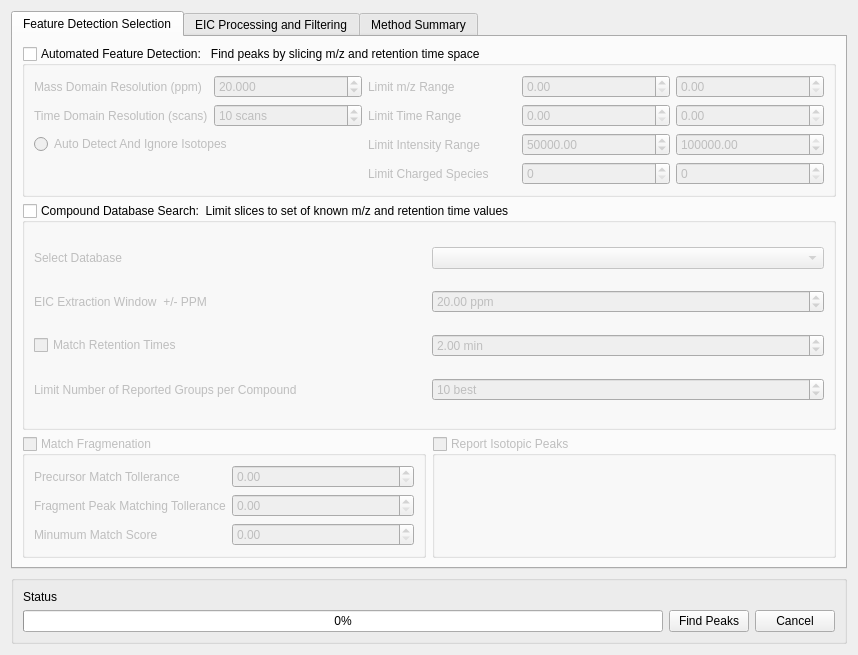
Old version of the form mzroll/forms/peakdetectiondialog.ui in the repository ElucidataInc/ElMaven.
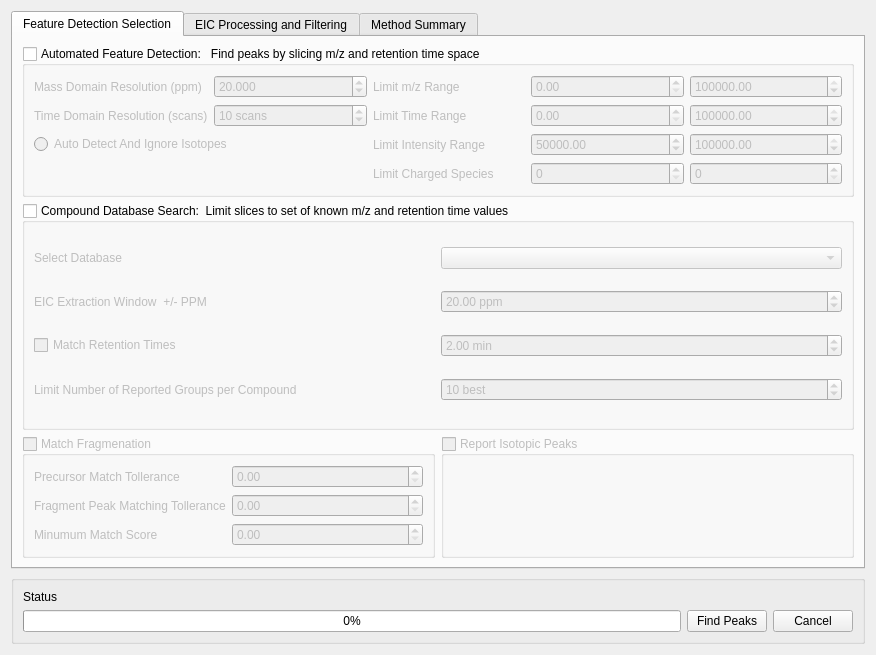
New version of the form. The open tabs and pages were chosen to show the change.

Patch:
```diff
--- a/mzroll/forms/peakdetectiondialog.ui
+++ b/mzroll/forms/peakdetectiondialog.ui
@@ -6,7 +6,7 @@
    <rect>
     <x>0</x>
     <y>0</y>
-    <width>858</width>
+    <width>876</width>
     <height>655</height>
    </rect>
   </property>
@@ -67,6 +67,9 @@
             <property name="maximum">
              <double>999999999.000000000000000</double>
             </property>
+            <property name="value">
+             <double>999999999.000000000000000</double>
+            </property>
            </widget>
           </item>
           <item row="3" column="2">
@@ -185,6 +188,9 @@
             <property name="maximum">
              <double>999999999.000000000000000</double>
             </property>
+            <property name="value">
+             <double>999999999.000000000000000</double>
+            </property>
            </widget>
           </item>
           <item row="1" column="3">
```
